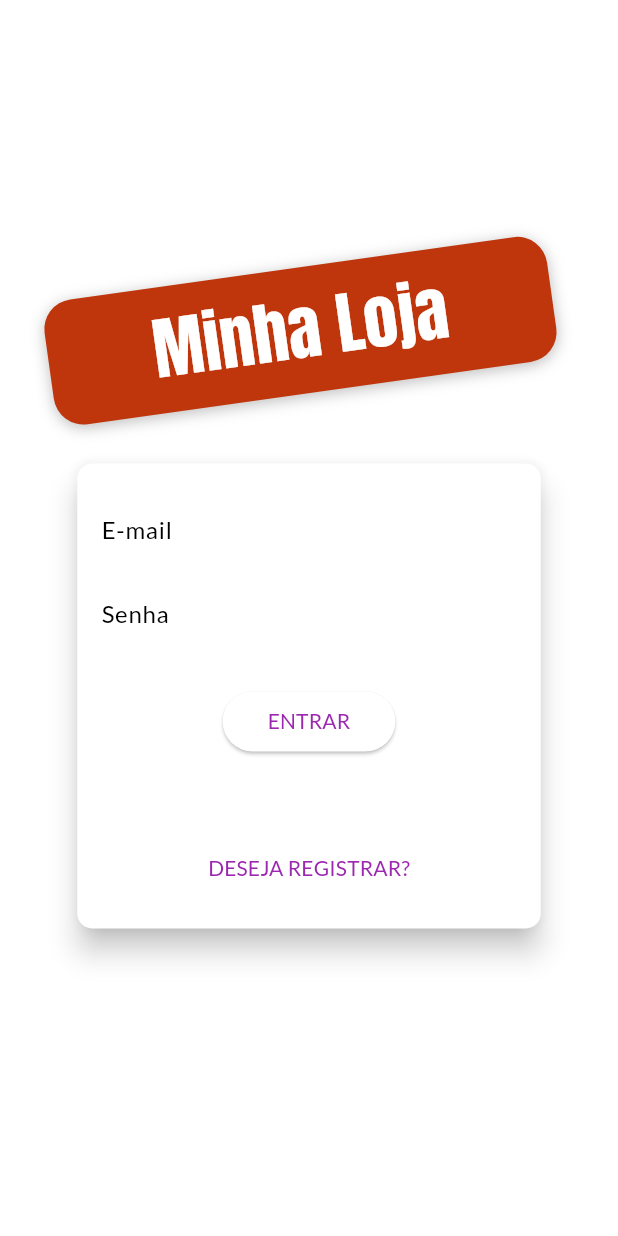
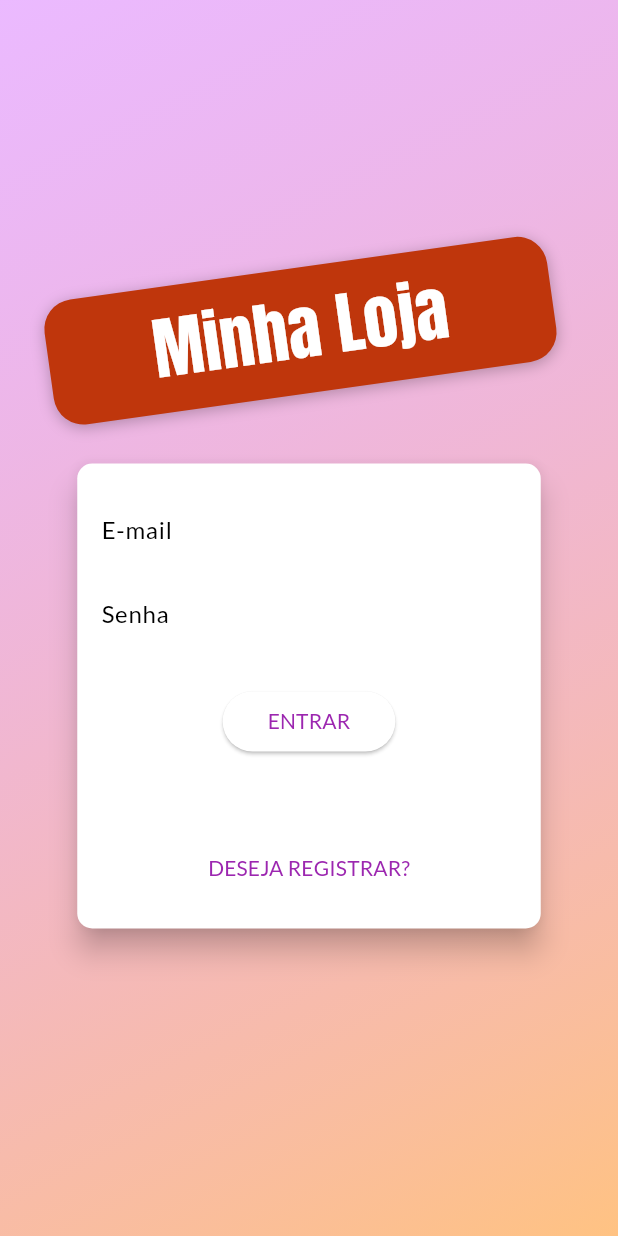
Before and after one commit to WagnerTerry/shop, a Flutter app: the screen it shows after launch, on a phone screen of 412 x 824 dp. Run offline on Flutter 3.47's test engine with Material 3 defaults, Android fonts, the phone set to English and light mode, and no system bars; our stand-ins replace shared_preferences.

Commit message:
chore: corrigindo background

```diff
--- a/lib/pages/auth_page.dart
+++ b/lib/pages/auth_page.dart
@@ -4,25 +4,28 @@ import 'package:flutter/material.dart';
 import 'package:shop/components/auth_form.dart';
 
 class AuthPage extends StatelessWidget {
-  const AuthPage({super.key});
+  const AuthPage({Key? key}) : super(key: key);
 
   @override
   Widget build(BuildContext context) {
     return Scaffold(
       body: Stack(
         children: [
-          Center(
-            child: SingleChildScrollView(
-              child: Container(
+          Container(
             decoration: const BoxDecoration(
-                    gradient: LinearGradient(colors: [
+              gradient: LinearGradient(
+                colors: [
                   Color.fromRGBO(215, 117, 255, 0.5),
                   Color.fromRGBO(255, 188, 117, 0.9),
-                ], begin: Alignment.topLeft, end: Alignment.bottomRight)),
+                ],
+                begin: Alignment.topLeft,
+                end: Alignment.bottomRight,
               ),
             ),
           ),
-          SizedBox(
+          Center(
+            child: SingleChildScrollView(
+              child: SizedBox(
                 width: double.infinity,
                 child: Column(
                   crossAxisAlignment: CrossAxisAlignment.center,
@@ -30,10 +33,13 @@ class AuthPage extends StatelessWidget {
                   children: [
                     Container(
                       margin: const EdgeInsets.only(bottom: 20),
-                  padding:
-                      const EdgeInsets.symmetric(vertical: 10, horizontal: 70),
-                  // cascade operator -> executa um de cada vez em sequência ex: lista.add()..lista.add()
-                  transform: Matrix4.rotationZ(-8 * pi / 180)..translate(-10.0),
+                      padding: const EdgeInsets.symmetric(
+                        vertical: 10,
+                        horizontal: 70,
+                      ),
+                      // cascade operator
+                      transform: Matrix4.rotationZ(-8 * pi / 180)
+                        ..translate(-10.0),
                       decoration: BoxDecoration(
                         borderRadius: BorderRadius.circular(20),
                         color: Colors.deepOrange.shade900,
@@ -41,20 +47,40 @@ class AuthPage extends StatelessWidget {
                           BoxShadow(
                             blurRadius: 8,
                             color: Colors.black26,
-                            offset: Offset(0, 2))
-                      ]),
+                            offset: Offset(0, 2),
+                          ),
+                        ],
+                      ),
                       child: const Text(
                         'Minha Loja',
                         style: TextStyle(
-                        fontSize: 45, fontFamily: 'Anton', color: Colors.white),
+                          fontSize: 45,
+                          fontFamily: 'Anton',
+                          color: Colors.white,
+                        ),
                       ),
                     ),
                     const AuthForm(),
                   ],
                 ),
-          )
+              ),
+            ),
+          ),
         ],
       ),
     );
   }
 }
+
+// Exemplo usado para explicar o cascade operator
+// void main() {
+//   List<int> a = [1, 2, 3];
+//   a.add(4);
+//   a.add(5);
+//   a.add(6);
+
+//   // cascade operator!
+//   a..add(7)..add(8)..add(9);
+
+//   print(a);
+// }
```
Lines whose indentation alone changed are shown as unchanged.
